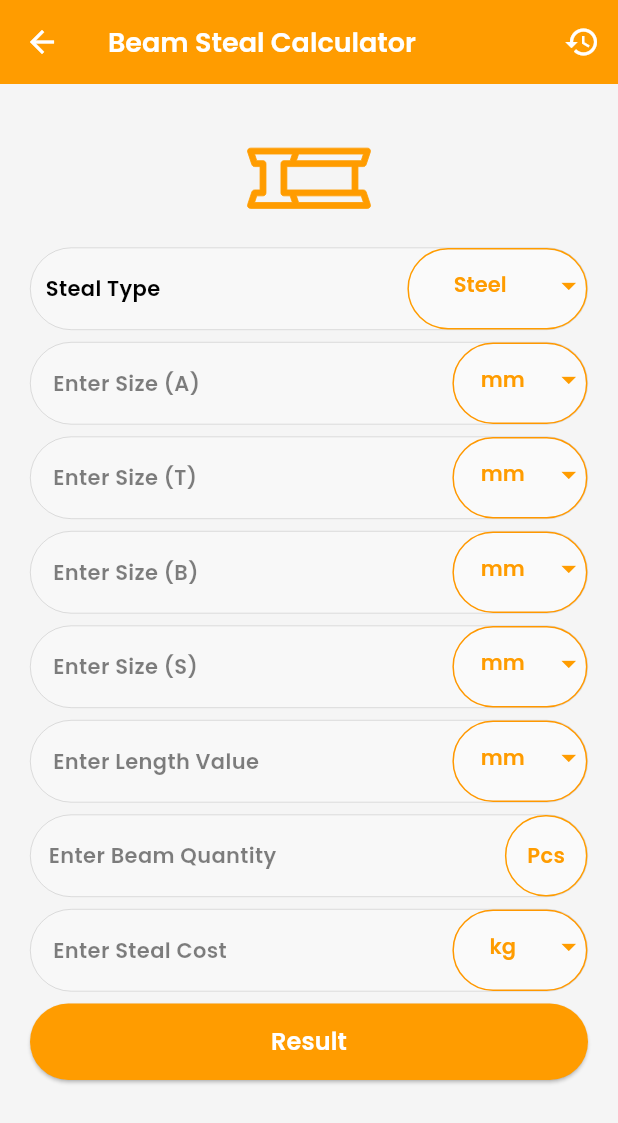
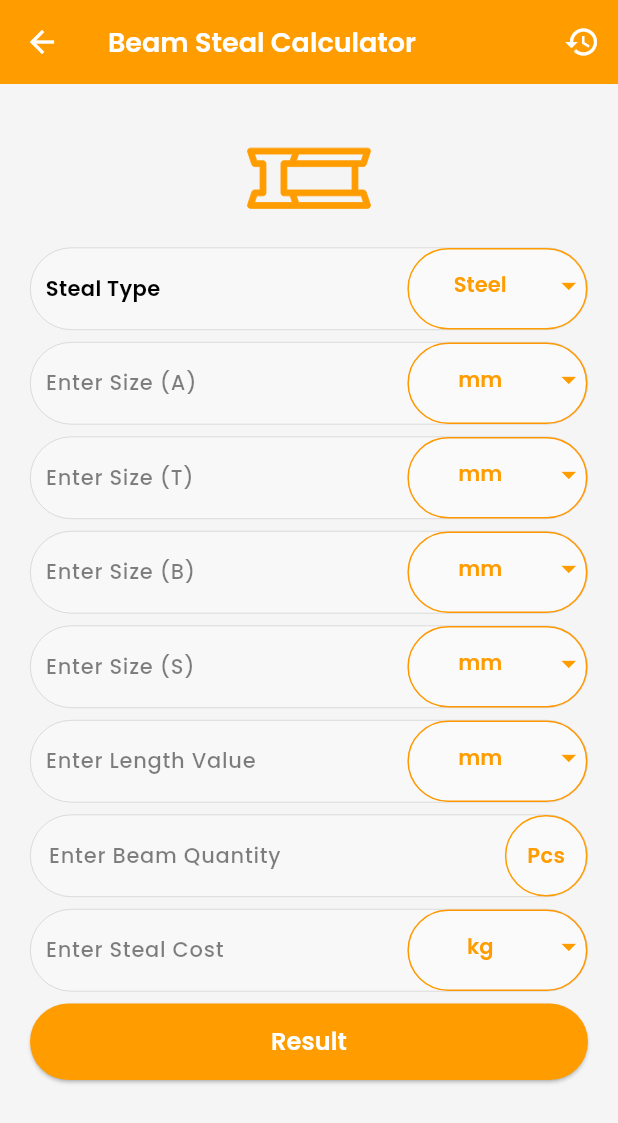
Before and after one commit to MrSaqeb/Construction-Calculator, a Flutter app: the BeamStealCalculator screen opened directly, on a phone screen of 412 x 824 dp. Shown: the top 1123 px of the screen. Run offline on Flutter 3.47's test engine with Material 3 defaults, Android fonts, the phone set to English and light mode, and no system bars; our stand-ins replace audioplayers, device_preview, flutter_riverpod, flutter_svg, hive, hive_flutter and 2 more; accounts and stored records are empty; project files that could hold a hidden picture were left out.

Commit message:
Update 19 oct firt half clear

```diff
--- a/lib/features/Draw_plain/Widgets/catagory_images_plain.dart
+++ b/lib/features/Draw_plain/Widgets/catagory_images_plain.dart
@@ -1,3 +1,5 @@
+// ignore_for_file: constant_identifier_names
+
 import 'dart:math';
 import 'package:flutter/material.dart';
 import 'package:construction_calculator/riverpode_providers/draw_plain_notifer.dart';
--- a/lib/features/Draw_plain/Widgets/drawplain_canves.dart
+++ b/lib/features/Draw_plain/Widgets/drawplain_canves.dart
@@ -1,3 +1,5 @@
+// ignore_for_file: deprecated_member_use
+
 import 'package:construction_calculator/features/Draw_plain/Widgets/catagory_images_plain.dart';
 import 'package:construction_calculator/features/Draw_plain/Widgets/drawfreehandrectangl.dart';
 import 'package:construction_calculator/features/Draw_plain/Widgets/drawmode_tool.dart';
@@ -334,8 +336,9 @@ class _DrawPlanCanvasState extends State<DrawPlanCanvas> {
     final drawMode = ref.watch(drawModeProvider);
     final isPickerVisible = ref.watch(isColorLayerVisibleProvider);
 
-    if (drawMode != "drawmode" || !isPickerVisible)
+    if (drawMode != "drawmode" || !isPickerVisible) {
       return const SizedBox.shrink();
+    }
 
     final color = ref.watch(drawModeStrokeColorProvider);
     final stroke = ref.watch(drawModeStrokeWidthProvider);
--- a/lib/features/Draw_plain/Widgets/floor_background_color.dart
+++ b/lib/features/Draw_plain/Widgets/floor_background_color.dart
@@ -1,3 +1,5 @@
+// ignore_for_file: deprecated_member_use
+
 import 'package:flutter/material.dart';
 
 class ColorPickerWidget extends StatelessWidget {
@@ -6,11 +8,11 @@ class ColorPickerWidget extends StatelessWidget {
   final ValueChanged<Color> onColorChanged;
 
   const ColorPickerWidget({
-    Key? key,
+    super.key,
     required this.availableColors,
     required this.selectedColor,
     required this.onColorChanged,
-  }) : super(key: key);
+  });
 
   @override
   Widget build(BuildContext context) {
--- a/lib/features/Draw_plain/Widgets/selcet_object_widget.dart
+++ b/lib/features/Draw_plain/Widgets/selcet_object_widget.dart
@@ -1,3 +1,5 @@
+// ignore_for_file: deprecated_member_use
+
 import 'package:flutter/material.dart';
 
 class ColorAndStrokePicker extends StatelessWidget {
@@ -11,7 +13,7 @@ class ColorAndStrokePicker extends StatelessWidget {
   final VoidCallback onClose; // ✅ new callback
 
   const ColorAndStrokePicker({
-    Key? key,
+    super.key,
     required this.availableColors,
     required this.selectedColor,
     required this.strokeWidth,
@@ -20,7 +22,7 @@ class ColorAndStrokePicker extends StatelessWidget {
     required this.onClose, // ✅ required
     this.minStroke = 1,
     this.maxStroke = 15,
-  }) : super(key: key);
+  });
 
   @override
   Widget build(BuildContext context) {
--- a/lib/features/Screens/beam_steal_calculator.dart
+++ b/lib/features/Screens/beam_steal_calculator.dart
@@ -210,12 +210,13 @@ class _BeamStealCalculatorState extends ConsumerState<BeamStealCalculator> {
   String selectedWeightUnit = "kg";
 
   Widget _suffixInputWithDropdown({
-    String? labelText,
+    String? hintText, // ✅ labelText hatado, hintText use karo
     TextEditingController? controller,
     List<String>? dropdownOptions,
     String? selectedValue,
     ValueChanged<String?>? onChanged,
     TextInputType type = const TextInputType.numberWithOptions(decimal: true),
+    ValueChanged<String>? onChangedInput,
   }) {
     final isDark = Theme.of(context).brightness == Brightness.dark;
     final textColor = isDark ? Colors.white : Colors.black;
@@ -229,54 +230,40 @@ class _BeamStealCalculatorState extends ConsumerState<BeamStealCalculator> {
       ),
       child: Row(
         children: [
-          // Left side content with padding
-          Padding(
-            padding: const EdgeInsets.only(left: 15),
-            child: Row(
-              children: [
-                if (labelText != null) ...[
-                  Text(
-                    labelText,
-                    style: TextStyle(
-                      fontFamily: 'Poppins',
-                      fontSize: 14,
-                      fontWeight: FontWeight.w600,
-                      color: textColor.withOpacity(0.5),
-                    ),
-                  ),
-                  const SizedBox(width: 8),
-                ],
+          // Input field
           if (controller != null)
-                  SizedBox(
-                    width: 100,
+            Expanded(
+              child: Padding(
+                padding: const EdgeInsets.only(left: 10, right: 8),
                 child: TextField(
                   controller: controller,
                   keyboardType: type,
-                      textAlign: TextAlign.center,
+                  textAlign: TextAlign.left,
                   style: TextStyle(
                     fontFamily: 'Poppins',
                     fontSize: 14,
                     color: textColor,
                   ),
                   decoration: InputDecoration(
+                    hintText: hintText ?? '0', // ✅ hint text yahin set hoga
+                    hintStyle: TextStyle(
+                      color: textColor.withOpacity(0.5),
+                      fontWeight: FontWeight.w500,
+                    ),
                     border: InputBorder.none,
-                        //  hintText: '10',
-                        hintStyle: TextStyle(color: textColor.withOpacity(0.5)),
+                    isDense: true,
+                    contentPadding: EdgeInsets.zero,
+                  ),
+                  onChanged: onChangedInput,
                 ),
               ),
             ),
-              ],
-            ),
-          ),
 
-          // Dropdown always at the end (no padding)
+          // Dropdown
           if (dropdownOptions != null && dropdownOptions.isNotEmpty)
-            Expanded(
-              child: Align(
-                alignment: Alignment.centerRight,
-                child: Container(
+            Container(
               height: 55,
-                  width: 90,
+              width: 120,
               decoration: BoxDecoration(
                 color: Colors.white30,
                 borderRadius: const BorderRadius.horizontal(
@@ -288,9 +275,10 @@ class _BeamStealCalculatorState extends ConsumerState<BeamStealCalculator> {
               child: _buildDropdown(
                 options: dropdownOptions,
                 selectedValue: selectedValue ?? dropdownOptions.first,
-                    onChanged: onChanged ?? (_) {},
-                  ),
-                ),
+                onChanged: (v) {
+                  if (onChanged != null) onChanged(v);
+                  _calculate();
+                },
               ),
             ),
         ],
@@ -300,7 +288,7 @@ class _BeamStealCalculatorState extends ConsumerState<BeamStealCalculator> {
 
   Widget _suffixInput({
     required TextEditingController controller,
-    String? textarea, // Optional text at the start
+    String? hintText, // ✅ yahi text hint banega
     String? unit, // Optional unit at the end
     TextInputType type = const TextInputType.numberWithOptions(decimal: true),
   }) {
@@ -314,41 +302,36 @@ class _BeamStealCalculatorState extends ConsumerState<BeamStealCalculator> {
         borderRadius: BorderRadius.circular(50),
         border: Border.all(width: 0.4, color: Colors.black.withOpacity(0.2)),
       ),
-      padding: const EdgeInsets.only(left: 12),
       child: Row(
         children: [
-          // Optional Start Text
-          if (textarea != null && textarea.isNotEmpty) ...[
-            Text(
-              textarea,
+          // Input Field — textarea ko hint me shift kar diya
+          Expanded(
+            child: Padding(
+              padding: const EdgeInsets.only(left: 12, right: 8),
+              child: TextField(
+                controller: controller,
+                keyboardType: type,
+                textAlign: TextAlign.left,
                 style: TextStyle(
                   fontFamily: 'Poppins',
                   fontSize: 14,
-                fontWeight: FontWeight.w600,
-                color: textColor.withOpacity(0.5),
-              ),
-            ),
-          ],
-
-          // Center Input
-          Expanded(
-            child: TextField(
-              controller: controller,
-              keyboardType: type,
-              textAlign: TextAlign.center,
-              style: TextStyle(
-                fontFamily: 'Poppins',
-                fontSize: 14,
-                color: textColor.withOpacity(0.5),
+                  color: textColor,
                 ),
                 decoration: InputDecoration(
+                  hintText: hintText ?? '',
+                  hintStyle: TextStyle(
+                    color: textColor.withOpacity(0.5),
+                    fontWeight: FontWeight.w500,
+                  ),
                   border: InputBorder.none,
-                // // hintText: '10',
-                // hintStyle: TextStyle(color: textColor.withOpacity(0.5)),
+                  isDense: true,
+                  contentPadding: EdgeInsets.zero,
+                ),
               ),
             ),
           ),
 
+          // Unit Box
           Container(
             height: 55,
             width: 55,
@@ -371,7 +354,7 @@ class _BeamStealCalculatorState extends ConsumerState<BeamStealCalculator> {
                         color: orangeColor,
                       ),
                     )
-                  : SizedBox.shrink(), // just empty space if unit is null/empty
+                  : const SizedBox.shrink(),
             ),
           ),
         ],
@@ -570,19 +553,17 @@ class _BeamStealCalculatorState extends ConsumerState<BeamStealCalculator> {
             const SizedBox(height: 8),
 
             _suffixInputWithDropdown(
-              labelText: "Enter Size (A)", // Label
-              controller: sizeAController, // Input Field
-              dropdownOptions: lengthUnitOptions, // Dropdown List
-              selectedValue: selectedLengthUnit, // Dropdown Selected
-
-              onChanged: (v) =>
-                  setState(() => selectedLengthUnit = v!), // Callback
+              hintText: "Enter Size (A)", // ✅ labelText hata ke hintText
+              controller: sizeAController,
+              dropdownOptions: lengthUnitOptions,
+              selectedValue: selectedLengthUnit,
+              onChanged: (v) => setState(() => selectedLengthUnit = v!),
             ),
 
             const SizedBox(height: 8),
 
             _suffixInputWithDropdown(
-              labelText: "Enter Size (T)", // Label
+              hintText: "Enter Size (T)", // Label
               controller: sizeTController, // Input Field
               dropdownOptions: lengthUnitOptions, // Dropdown List
               selectedValue: selectedLengthUnit, // Dropdown Selected
@@ -593,7 +574,7 @@ class _BeamStealCalculatorState extends ConsumerState<BeamStealCalculator> {
             const SizedBox(height: 8),
 
             _suffixInputWithDropdown(
-              labelText: "Enter Size (B)", // Label
+              hintText: "Enter Size (B)", // Label
               controller: sizeBController, // Input Field
               dropdownOptions: lengthUnitOptions, // Dropdown List
               selectedValue: selectedLengthUnit, // Dropdown Selected
@@ -604,7 +585,7 @@ class _BeamStealCalculatorState extends ConsumerState<BeamStealCalculator> {
             const SizedBox(height: 8),
 
             _suffixInputWithDropdown(
-              labelText: "Enter Size (S)", // Label
+              hintText: "Enter Size (S)", // Label
               controller: sizeSController, // Input Field
               dropdownOptions: lengthUnitOptions, // Dropdown List
               selectedValue: selectedLengthUnit, // Dropdown Selected
@@ -615,7 +596,7 @@ class _BeamStealCalculatorState extends ConsumerState<BeamStealCalculator> {
             const SizedBox(height: 8),
 
             _suffixInputWithDropdown(
-              labelText: "Enter Length Value", // Label
+              hintText: "Enter Length Value", // Label
               controller: lengthController, // Input Field
               dropdownOptions: lengthUnitOptions, // Dropdown List
               selectedValue: selectedLengthUnit, // Dropdown Selected
@@ -625,14 +606,15 @@ class _BeamStealCalculatorState extends ConsumerState<BeamStealCalculator> {
 
             const SizedBox(height: 8),
             _suffixInput(
-              textarea: "Enter Beam Quantity",
               controller: piecesController,
+              hintText: "Enter Beam Quantity", // ✅ ab ye hi hint ban gaya
               unit: "Pcs",
             ),
+
             const SizedBox(height: 8),
 
             _suffixInputWithDropdown(
-              labelText: "Enter Steal Cost", // Label
+              hintText: "Enter Steal Cost", // Label
               controller: costOfSteelController, // Input Field
               dropdownOptions: weightUnitOptions, // Dropdown List
               selectedValue: selectedWeightUnit, // Dropdown Selected
--- a/lib/features/Screens/draw_plain_home_screen.dart
+++ b/lib/features/Screens/draw_plain_home_screen.dart
@@ -1,3 +1,5 @@
+// ignore_for_file: deprecated_member_use, use_build_context_synchronously, unnecessary_to_list_in_spreads
+
 import 'package:construction_calculator/Domain/entities/draw_plain_model.dart';
 import 'package:construction_calculator/features/Draw_plain/Widgets/drawplain_canves.dart';
 import 'package:construction_calculator/features/Draw_plain/draw_plain_provider.dart';
@@ -600,7 +602,7 @@ class _DrawPlanScreenState extends ConsumerState<DrawPlanScreen> {
               width: 90,
               child: GestureDetector(
                 onTap: () {
-                  print("Tab tapped: ${tab['mode']}"); // ✅ Konsa tab click hua
+                  // ✅ Konsa tab click hua
 
                   if (tab["mode"] == "square") {
                     // // ✅ Reset line selection for new square
@@ -652,7 +654,6 @@ class _DrawPlanScreenState extends ConsumerState<DrawPlanScreen> {
                     // Draw gestures + picker sirf Draw Mode tab ke liye
                     ref.read(drawModeProvider.notifier).state = "drawmode";
                     ref.read(isColorLayerVisibleProvider.notifier).state = true;
-                    print("Draw Mode activated");
                   }
 
                   if (tab["mode"] == "color") {
@@ -660,7 +661,6 @@ class _DrawPlanScreenState extends ConsumerState<DrawPlanScreen> {
                     ref.read(drawModeProvider.notifier).state =
                         "draw"; // freehand drawing
                     ref.read(isColorLayerVisibleProvider.notifier).state = true;
-                    print("Color tab activated");
                   }
 
                   ref.read(drawModeProvider.notifier).state = tab["mode"]!;
--- a/lib/features/Screens/quadilateral_calculator.dart
+++ b/lib/features/Screens/quadilateral_calculator.dart
@@ -1,3 +1,5 @@
+// ignore_for_file: deprecated_member_use
+
 import 'dart:io';
 import 'package:construction_calculator/Domain/entities/circle_history_item.dart';
 import 'package:flutter/material.dart';
--- a/lib/riverpode_providers/draw_plain_notifer.dart
+++ b/lib/riverpode_providers/draw_plain_notifer.dart
@@ -49,9 +49,6 @@ class DrawNotifier extends StateNotifier<DrawState> {
     );
 
     addAction(action); // history me bhi add karega
-    print(
-      "[Notifier] Dimension line added: ${action.id} at $position with text '$text'",
-    );
   }
 
   //-------------------Selcet Obejct---------------------
@@ -64,7 +61,6 @@ class DrawNotifier extends StateNotifier<DrawState> {
       }
     }
 
-    print("❌ No action found at $position");
     state = state.copyWith(selectedId: null);
   }
 
```
Also changed, not shown: lib/features/Draw_plain/Widgets/drawmode_tool.dart (+6 -5 lines), lib/features/Screens/T_bar_calculator.dart (+55 -70 lines), lib/features/Screens/channel_bar_calculator.dart (+55 -69 lines), lib/features/Screens/round_pipe_calculator.dart (+48 -63 lines), lib/features/Screens/round_steal_weight_calculator.dart (+42 -59 lines), lib/features/Screens/sqaure_bar_calculator.dart (+47 -62 lines). Lines whose indentation alone changed are shown as unchanged.
